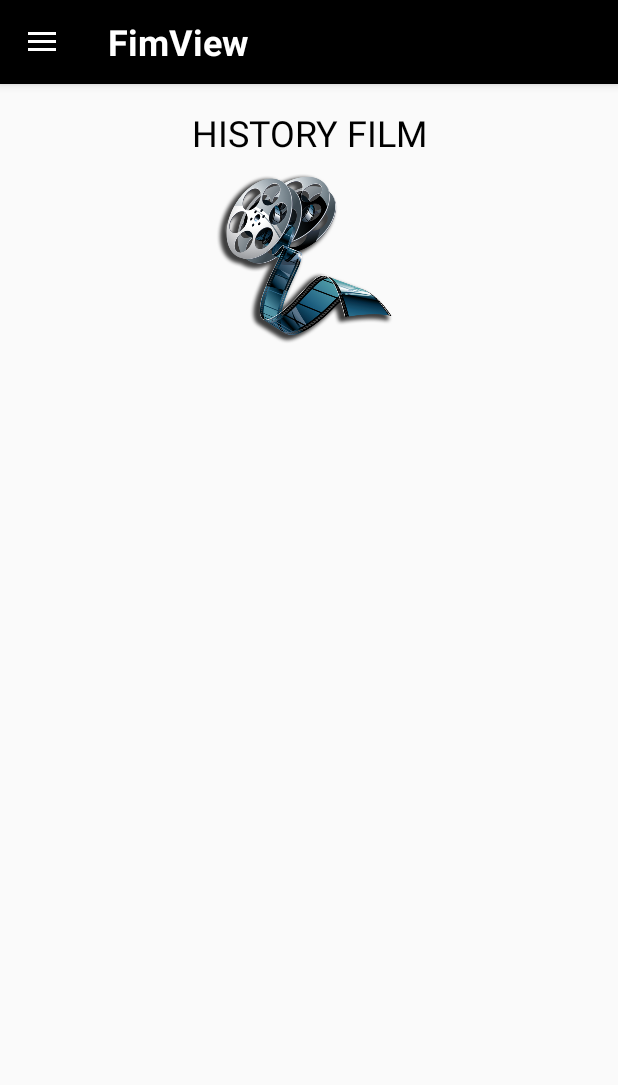
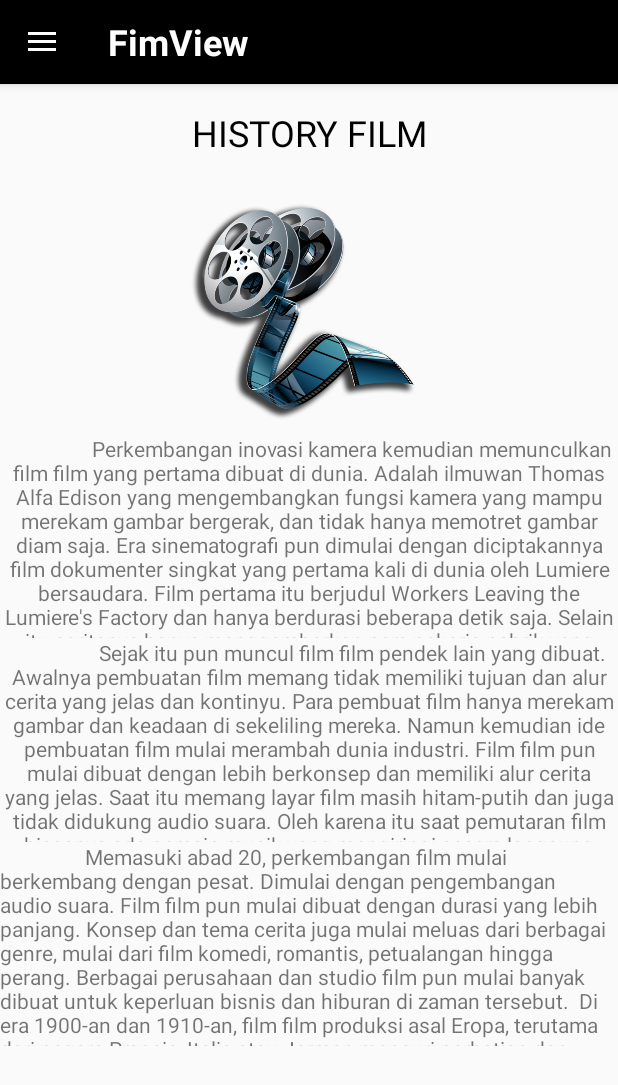
Before and after one commit to nofitaaaa/Project-fimView-, an Android app: the fragment HistoryFragment placed in its activity, on a phone screen of 412 x 824 dp. Shown: the top 1085 px of the screen. Run offline under Robolectric (Android 15) with nearby library versions, the phone set to English and light mode, and no system bars; our stand-ins replace Volley; network calls fail; pictures from the network do not load.

Commit message:
(+) Story Film New

```diff
--- a/app/src/main/res/layout/fragment_history.xml
+++ b/app/src/main/res/layout/fragment_history.xml
@@ -21,8 +21,9 @@
             <TextView
                 android:id="@+id/textView"
                 android:layout_width="match_parent"
-                android:layout_height="wrap_content"
+                android:layout_height="50dp"
                 android:layout_marginTop="@dimen/activity_vertical_margin"
+                android:layout_weight="0.01"
                 android:text="HISTORY FILM"
                 android:textAlignment="center"
                 android:textColor="@android:color/background_dark"
@@ -30,10 +31,37 @@
 
             <ImageView
                 android:id="@+id/imageView2"
+                android:layout_width="wrap_content"
+                android:layout_height="167dp"
+                android:layout_weight="0.01"
+                app:srcCompat="@drawable/huhah" />
+
+            <TextView
+                android:id="@+id/textView2"
                 android:layout_width="match_parent"
-                android:layout_height="132dp"
-                android:layout_weight="0.00"
-                app:srcCompat="@drawable/huhah" />
+                android:layout_height="136dp"
+
+                android:layout_weight="0.29"
+                android:text="
+                Perkembangan inovasi kamera kemudian memunculkan film film yang pertama dibuat di dunia. Adalah ilmuwan Thomas Alfa Edison yang mengembangkan fungsi kamera yang mampu merekam gambar bergerak, dan tidak hanya memotret gambar diam saja. Era sinematografi pun dimulai dengan diciptakannya film dokumenter singkat yang pertama kali di dunia oleh Lumiere bersaudara. Film pertama itu berjudul Workers Leaving the Lumiere's Factory dan hanya berdurasi beberapa detik saja. Selain itu ceritanya hanya menggambarkan para pekerja pabrik yang pulang dan meninggalkan tempat kerja mereka di pabrik Lumiere. Meski begitu film ini tercatat dalam sejarah sebagai film pertama yang ditayangkan dan diputar di Boulevard des Capucines di kota Paris, Prancis. Tanggal pemutaran film itu pada tanggal 28 Desember 1895 kemudian ditetapkan sebagai hari lahirnya sinematografi."
+                android:textAlignment="center" />
+
+            <TextView
+                android:id="@+id/textView3"
+                android:layout_width="match_parent"
+                android:layout_height="136dp"
+                android:layout_weight="0.29"
+                android:text="
+                Sejak itu pun muncul film film pendek lain yang dibuat. Awalnya pembuatan film memang tidak memiliki tujuan dan alur cerita yang jelas dan kontinyu. Para pembuat film hanya merekam gambar dan keadaan di sekeliling mereka. Namun kemudian ide pembuatan film mulai merambah dunia industri. Film film pun mulai dibuat dengan lebih berkonsep dan memiliki alur cerita yang jelas. Saat itu memang layar film masih hitam-putih dan juga tidak didukung audio suara. Oleh karena itu saat pemutaran film biasanya ada pemain musik yang mengiringi secara langsung sebagai efek suara."
+                android:textAlignment="center" />
+
+            <TextView
+                android:id="@+id/textView4"
+                android:layout_width="match_parent"
+                android:layout_height="136dp"
+                android:layout_weight="0.29"
+                android:text="
+                Memasuki abad 20, perkembangan film mulai berkembang dengan pesat. Dimulai dengan pengembangan audio suara. Film film pun mulai dibuat dengan durasi yang lebih panjang. Konsep dan tema cerita juga mulai meluas dari berbagai genre, mulai dari film komedi, romantis, petualangan hingga perang. Berbagai perusahaan dan studio film pun mulai banyak dibuat untuk keperluan bisnis dan hiburan di zaman tersebut.  Di era 1900-an dan 1910-an, film film produksi asal Eropa, terutama dari negara Prancis, Italia atau Jerman mencuri perhatian dan mampu populer di seluruh dunia. Baru di era 1920-an industri film Amerika Serikat produksi Hollywood mulai dibuat dan langsung populer. Industri film Hollywood ini kemudian menjadi industri film paling populer yang menghadirkan film film berkualitas hingga sekarang.   Itulah sedikit informasi mengenai sejarah film dunia dari masa ke masa sejak awal hingga sekarang. Pengembangan film memang memiliki sejarah panjang sejak pertama kali dibuat. Dan kini memasuki zaman modern, dunia film kian berkembang secara drastis dengan adanya kemajuan teknologi yang semakin canggih yang dapat membantu dalam produksi film. Semoga info tersebut bisa bermanfaat. " />
 
         </LinearLayout>
 
```
